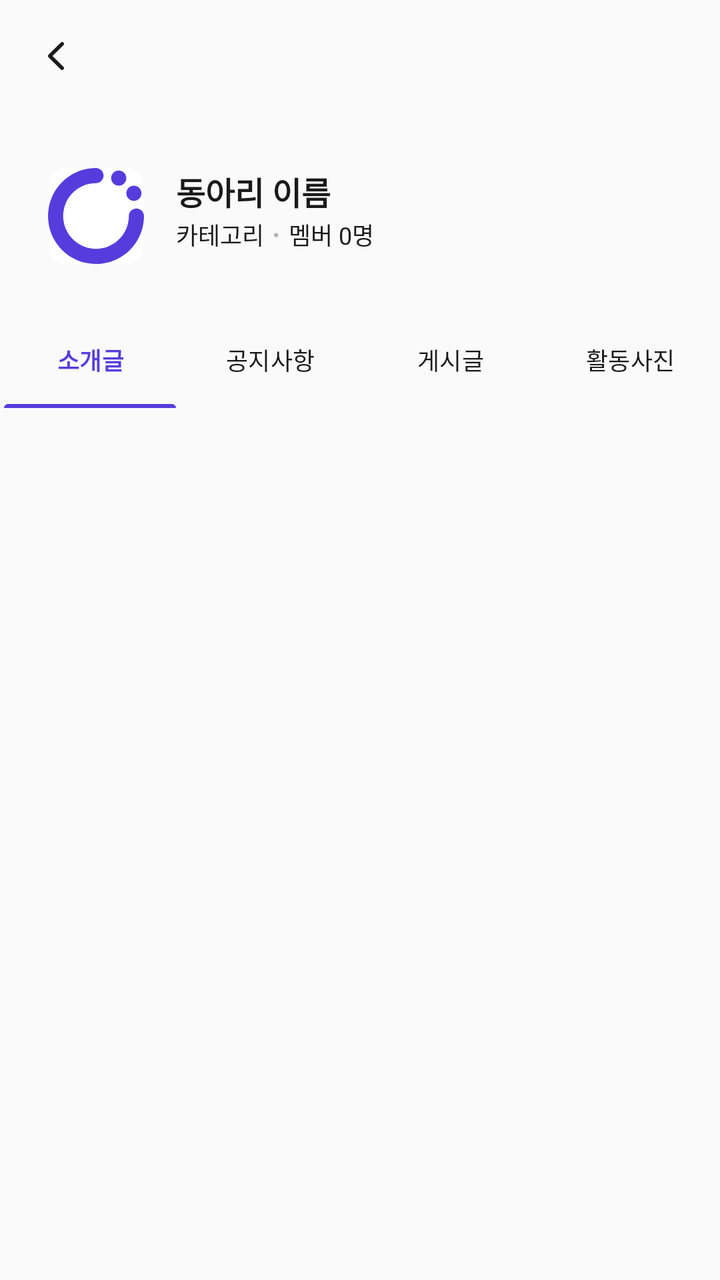
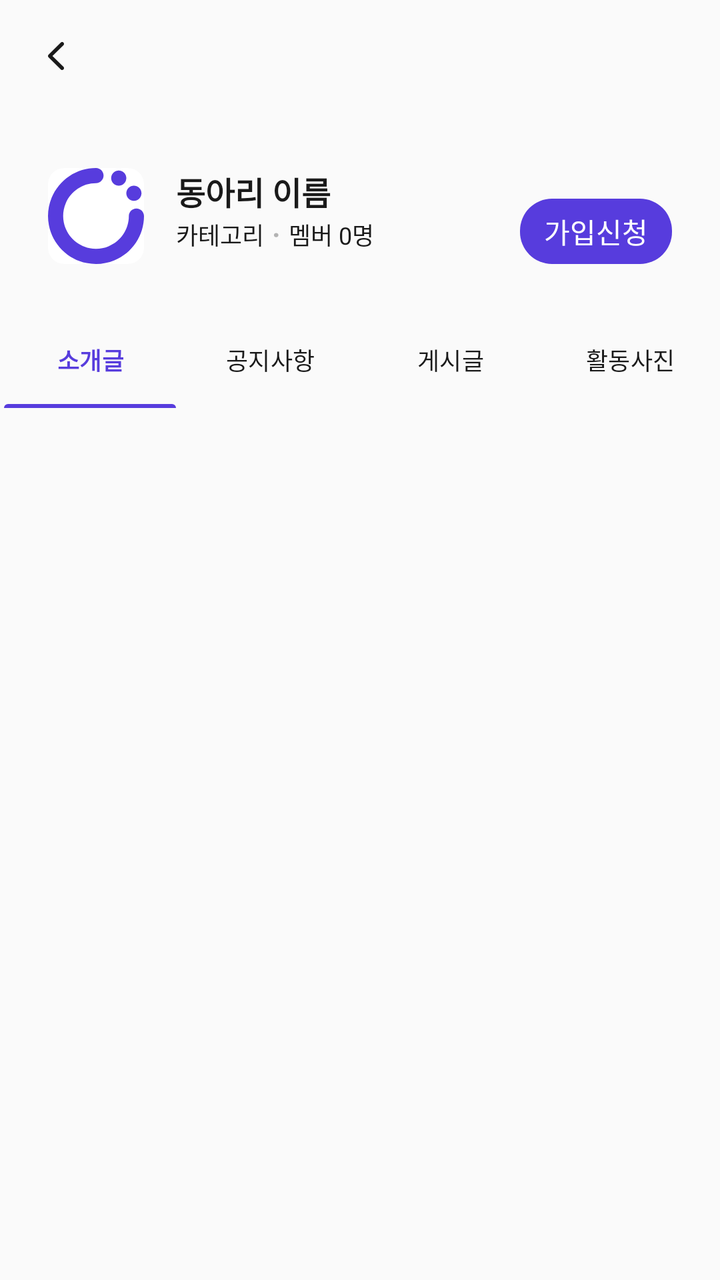

Compare the two renders of this Android layout. The source of the first and the diff that turns it into the second are given below.
<!-- AndroidManifest.xml: application theme Theme.CircleOn -->
<!-- res/layout/fragment_circle_detail.xml -->
<?xml version="1.0" encoding="utf-8"?>
<androidx.coordinatorlayout.widget.CoordinatorLayout xmlns:android="http://schemas.android.com/apk/res/android"
    xmlns:tools="http://schemas.android.com/tools"
    xmlns:app="http://schemas.android.com/apk/res-auto"
    android:layout_width="match_parent"
    android:layout_height="match_parent"
    android:background="@color/grey_1"
    tools:context=".view.screen.home.CircleDetailFragment">

    <com.google.android.material.appbar.AppBarLayout
        android:id="@+id/abCircleDetail"
        android:layout_width="match_parent"
        android:layout_height="wrap_content"
        android:background="@color/grey_1">

        <com.google.android.material.appbar.CollapsingToolbarLayout
            android:id="@+id/ctbCircleDetail"
            android:layout_width="match_parent"
            android:layout_height="wrap_content"
            app:layout_scrollFlags="scroll|exitUntilCollapsed"
            android:background="@color/grey_1">

            <androidx.constraintlayout.widget.ConstraintLayout
                android:layout_width="match_parent"
                android:layout_height="100dp"
                android:layout_marginTop="56dp"
                android:paddingBottom="24dp">

                <androidx.appcompat.widget.LinearLayoutCompat
                    android:layout_width="wrap_content"
                    android:layout_height="wrap_content"
                    android:layout_marginStart="24dp"
                    android:orientation="horizontal"
                    app:layout_constraintStart_toStartOf="parent"
                    app:layout_constraintBottom_toBottomOf="parent">

                    <androidx.appcompat.widget.AppCompatImageView
                        android:id="@+id/imgCircleThumbnail"
                        android:layout_width="48dp"
                        android:layout_height="48dp"
                        android:background="@drawable/bg_image_rounded_rectangle"
                        android:src="@drawable/logo_main"
                        android:clipToOutline="true"/>

                    <androidx.appcompat.widget.LinearLayoutCompat
                        android:layout_width="wrap_content"
                        android:layout_height="wrap_content"
                        android:layout_marginStart="@dimen/margin_padding_large"
                        android:orientation="vertical">

                        <androidx.appcompat.widget.AppCompatTextView
                            android:id="@+id/txtCircleName"
                            android:layout_width="wrap_content"
                            android:layout_height="wrap_content"
                            android:textAppearance="@style/large_bold_text"
                            android:textColor="@color/grey_9"
                            android:text="동아리 이름"/>

                        <LinearLayout
                            android:layout_width="wrap_content"
                            android:layout_height="wrap_content"
                            android:orientation="horizontal">

                            <androidx.appcompat.widget.AppCompatTextView
                                android:id="@+id/txtCircleCategory"
                                android:layout_width="wrap_content"
                                android:layout_height="wrap_content"
                                android:textSize="@dimen/text_size_small"
                                android:textColor="@color/grey_9"
                                android:text="카테고리"/>

                            <androidx.appcompat.widget.AppCompatTextView
                                android:layout_width="wrap_content"
                                android:layout_height="wrap_content"
                                android:layout_marginHorizontal="@dimen/margin_padding_extremely_small"
                                android:textColor="@color/grey_5"
                                android:textStyle="bold"
                                android:text="·"/>

                            <androidx.appcompat.widget.AppCompatTextView
                                android:id="@+id/txtCirclePeopleCount"
                                android:layout_width="wrap_content"
                                android:layout_height="wrap_content"
                                android:textSize="@dimen/text_size_small"
                                android:textColor="@color/grey_9"
                                android:text="멤버 0명"/>

                        </LinearLayout>

                    </androidx.appcompat.widget.LinearLayoutCompat>


                </androidx.appcompat.widget.LinearLayoutCompat>
                
            </androidx.constraintlayout.widget.ConstraintLayout>

            <androidx.appcompat.widget.Toolbar
                android:id="@+id/tbCircleDetail"
                android:layout_width="match_parent"
                android:layout_height="56dp"
                app:layout_collapseMode="pin">

                <androidx.appcompat.widget.AppCompatImageView
                    android:id="@+id/btnBack"
                    android:layout_width="wrap_content"
                    android:layout_height="wrap_content"
                    android:src="@drawable/ic_back"
                    android:background="@null"/>

            </androidx.appcompat.widget.Toolbar>

        </com.google.android.material.appbar.CollapsingToolbarLayout>
        
        <com.google.android.material.tabs.TabLayout
            android:id="@+id/tlCircleDetail"
            android:layout_width="match_parent"
            android:layout_height="wrap_content"
            android:background="@color/grey_1"
            app:tabIndicatorColor="@color/purple_5"
            app:tabMode="fixed"
            app:tabRippleColor="@null"
            app:tabTextAppearance="@style/small_text"
            app:tabSelectedTextColor="@color/purple_5"
            app:tabSelectedTextAppearance="@style/small_bold_style_text"
            app:tabTextColor="@color/grey_9"
            app:tabIndicatorAnimationDuration="0"
            app:tabIndicatorHeight="2dp"
            app:tabIndicatorFullWidth="true">

            <com.google.android.material.tabs.TabItem
                android:layout_width="wrap_content"
                android:layout_height="wrap_content"
                android:text="@string/tab_name_introduction" />

            <com.google.android.material.tabs.TabItem
                android:layout_width="wrap_content"
                android:layout_height="wrap_content"
                android:text="@string/tab_name_announcement"/>

            <com.google.android.material.tabs.TabItem
                android:layout_width="wrap_content"
                android:layout_height="wrap_content"
                android:text="@string/tab_name_post"/>

            <com.google.android.material.tabs.TabItem
                android:layout_width="wrap_content"
                android:layout_height="wrap_content"
                android:text="@string/tab_name_activity_photo"/>

        </com.google.android.material.tabs.TabLayout>

    </com.google.android.material.appbar.AppBarLayout>

    <FrameLayout
        android:id="@+id/flCircleDetail"
        android:layout_width="match_parent"
        android:layout_height="match_parent"
        app:layout_behavior="@string/appbar_scrolling_view_behavior">
    </FrameLayout>

</androidx.coordinatorlayout.widget.CoordinatorLayout>
<!-- resources referenced by this layout -->
<resources>
  <color name="grey_1">#FAFAFA</color>
  <color name="grey_5">#B3B3B3</color>
  <color name="grey_9">#1A1A1A</color>
  <color name="purple_5">#573CDD</color>
  <dimen name="margin_padding_extremely_small">4dp</dimen>
  <dimen name="margin_padding_large">16dp</dimen>
  <dimen name="text_size_small">12sp</dimen>
  <!-- drawable bg_image_rounded_rectangle (drawable) -->
  <?xml version="1.0" encoding="utf-8"?>
  <shape xmlns:android="http://schemas.android.com/apk/res/android"
      android:shape="rectangle">
  
      <solid android:color="@color/white"/>
      <corners android:radius="@dimen/round_default"/>
  </shape>
  <!-- drawable ic_back (drawable) -->
  <vector xmlns:android="http://schemas.android.com/apk/res/android"
      android:width="24dp"
      android:height="24dp"
      android:viewportWidth="24"
      android:viewportHeight="24">
    <path
        android:pathData="M8,12C8,12.276 8.102,12.513 8.321,12.718L14.417,18.732C14.59,18.905 14.809,19 15.068,19C15.585,19 16,18.59 16,18.061C16,17.801 15.89,17.572 15.718,17.39L10.225,12L15.718,6.61C15.89,6.428 16,6.192 16,5.939C16,5.41 15.585,5 15.068,5C14.809,5 14.59,5.095 14.417,5.268L8.321,11.274C8.102,11.487 8,11.724 8,12Z"
        android:fillColor="#1A1A1A"/>
  </vector>
  <string name="tab_name_activity_photo">활동사진</string>
  <string name="tab_name_announcement">공지사항</string>
  <string name="tab_name_introduction">소개글</string>
  <string name="tab_name_post">게시글</string>
  <style name="large_bold_text">
          <item name="android:textSize">@dimen/text_size_large</item>
          <item name="android:textFontWeight">600</item>
      </style>
  <style name="small_bold_style_text">
          <item name="android:textSize">@dimen/text_size_small</item>
          <item name="android:textStyle">bold</item>
      </style>
  <style name="small_text">
          <item name="android:textSize">@dimen/text_size_small</item>
          <item name="android:textStyle">normal</item>
      </style>
  <style name="Theme.CircleOn" parent="Base.Theme.CircleOn" />v
  <color name="white">#FFFFFFFF</color>
  <dimen name="round_default">8dp</dimen>
  <dimen name="text_size_large">16sp</dimen>
  <style name="Base.Theme.CircleOn" parent="Theme.Material3.DayNight.NoActionBar">
          <item name="android:statusBarColor">@color/grey_3</item>
      </style>
  <color name="grey_3">#EBEBEB</color>
  <!-- unchanged entries left out for length: 1 -->
</resources>

<!-- the commit's change to res/layout/fragment_circle_detail.xml (unified diff, before → after) -->
@@ -24,12 +24,14 @@
                 android:layout_width="match_parent"
                 android:layout_height="100dp"
                 android:layout_marginTop="56dp"
-                android:paddingBottom="24dp">
+                android:paddingBottom="24dp"
+                android:paddingHorizontal="24dp"
+                app:layout_collapseMode="parallax"
+                app:layout_collapseParallaxMultiplier="0.75">
 
                 <androidx.appcompat.widget.LinearLayoutCompat
                     android:layout_width="wrap_content"
                     android:layout_height="wrap_content"
-                    android:layout_marginStart="24dp"
                     android:orientation="horizontal"
                     app:layout_constraintStart_toStartOf="parent"
                     app:layout_constraintBottom_toBottomOf="parent">
@@ -88,9 +90,20 @@
                         </LinearLayout>
 
                     </androidx.appcompat.widget.LinearLayoutCompat>
-
-
+                    
                 </androidx.appcompat.widget.LinearLayoutCompat>
+                
+                <androidx.appcompat.widget.AppCompatTextView
+                    android:id="@+id/btnSignUpCircle"
+                    android:layout_width="wrap_content"
+                    android:layout_height="wrap_content"
+                    android:paddingHorizontal="@dimen/margin_padding_default"
+                    android:paddingVertical="6dp"
+                    android:textColor="@color/white"
+                    android:text="@string/btn_sign_up_circle"
+                    android:background="@drawable/bg_button"
+                    app:layout_constraintEnd_toEndOf="parent"
+                    app:layout_constraintBottom_toBottomOf="parent"/>
                 
             </androidx.constraintlayout.widget.ConstraintLayout>
 
@@ -98,6 +111,7 @@
                 android:id="@+id/tbCircleDetail"
                 android:layout_width="match_parent"
                 android:layout_height="56dp"
+                app:popupTheme="@style/pop_up_menu"
                 app:layout_collapseMode="pin">
 
                 <androidx.appcompat.widget.AppCompatImageView
<!-- resource entries referenced after the edit -->
@@ -7,6 +7,14 @@
   <dimen name="margin_padding_extremely_small">4dp</dimen>
   <dimen name="margin_padding_large">16dp</dimen>
   <dimen name="text_size_small">12sp</dimen>
+  <!-- drawable bg_button (drawable) -->
+  <?xml version="1.0" encoding="utf-8"?>
+  <shape xmlns:android="http://schemas.android.com/apk/res/android"
+      android:shape="rectangle">
+  
+      <corners android:radius="@dimen/round_tag"/>
+      <solid android:color="@color/purple_5"/>
+  </shape>
   <!-- drawable bg_image_rounded_rectangle (drawable) -->
   <?xml version="1.0" encoding="utf-8"?>
   <shape xmlns:android="http://schemas.android.com/apk/res/android"
@@ -25,6 +33,7 @@
         android:pathData="M8,12C8,12.276 8.102,12.513 8.321,12.718L14.417,18.732C14.59,18.905 14.809,19 15.068,19C15.585,19 16,18.59 16,18.061C16,17.801 15.89,17.572 15.718,17.39L10.225,12L15.718,6.61C15.89,6.428 16,6.192 16,5.939C16,5.41 15.585,5 15.068,5C14.809,5 14.59,5.095 14.417,5.268L8.321,11.274C8.102,11.487 8,11.724 8,12Z"
         android:fillColor="#1A1A1A"/>
   </vector>
+  <string name="btn_sign_up_circle">가입신청</string>
   <string name="tab_name_activity_photo">활동사진</string>
   <string name="tab_name_announcement">공지사항</string>
   <string name="tab_name_introduction">소개글</string>
@@ -32,6 +41,13 @@
   <style name="large_bold_text">
           <item name="android:textSize">@dimen/text_size_large</item>
           <item name="android:textFontWeight">600</item>
+      </style>
+  <style name="pop_up_menu">
+          <item name="popupMenuBackground">@color/white</item>
+          <item name="overlapAnchor">false</item>
+          <item name="android:textColor">@color/grey_9</item>
+          <item name="android:textSize">14sp</item>
+          <item name="android:layout_width">48dp</item>
       </style>
   <style name="small_bold_style_text">
           <item name="android:textSize">@dimen/text_size_small</item>
@@ -42,7 +58,9 @@
           <item name="android:textStyle">normal</item>
       </style>
   <style name="Theme.CircleOn" parent="Base.Theme.CircleOn" />v
+  <dimen name="round_tag">16dp</dimen>
   <color name="white">#FFFFFFFF</color>
+  <dimen name="margin_padding_default">12dp</dimen>
   <dimen name="round_default">8dp</dimen>
   <dimen name="text_size_large">16sp</dimen>
   <style name="Base.Theme.CircleOn" parent="Theme.Material3.DayNight.NoActionBar">
